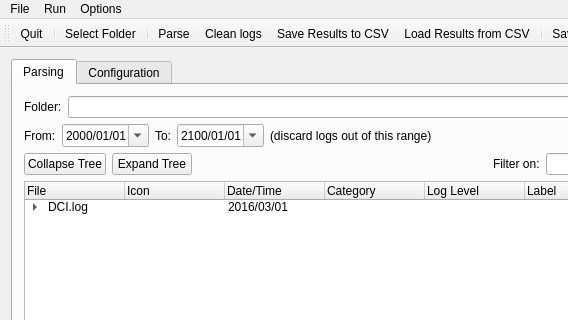
First picture: the form in LogParserGUI/mainwindow.ui, repository rubi-rock/LogParserLib, before the edit; both pictures show x 0 to 568 and y 0 to 320 of the 800 by 709 pixel window.
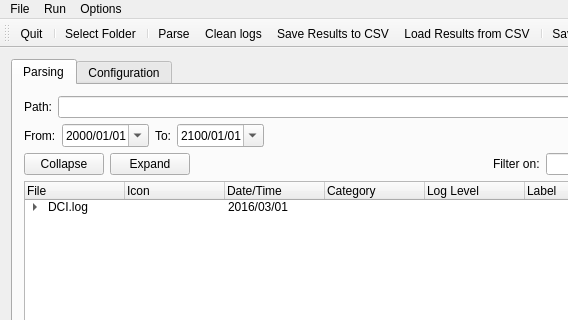
Second picture: the form after the edit. The open tabs and pages were chosen to show the change. Icons and pictures are not drawn.

The edit to the form file:
```diff
--- a/LogParserGUI/mainwindow.ui
+++ b/LogParserGUI/mainwindow.ui
@@ -58,7 +58,7 @@
              <enum>QFrame::NoFrame</enum>
             </property>
             <property name="text">
-             <string>Folder:</string>
+             <string>Path:</string>
             </property>
            </widget>
           </item>
@@ -125,13 +125,6 @@
               </property>
              </widget>
             </item>
-            <item row="0" column="5">
-             <widget class="QLabel" name="label_4">
-              <property name="text">
-               <string>(discard logs out of this range)</string>
-              </property>
-             </widget>
-            </item>
            </layout>
           </item>
           <item>
@@ -167,14 +160,14 @@
           <item>
            <widget class="QPushButton" name="push_Collapse">
             <property name="text">
-             <string>Collapse Tree</string>
+             <string>Collapse</string>
             </property>
            </widget>
           </item>
           <item>
            <widget class="QPushButton" name="push_Expand">
             <property name="text">
-             <string>Expand Tree</string>
+             <string>Expand</string>
             </property>
            </widget>
           </item>
```
Left out of the diff: 5 changed lines with no effect on the pictures.
